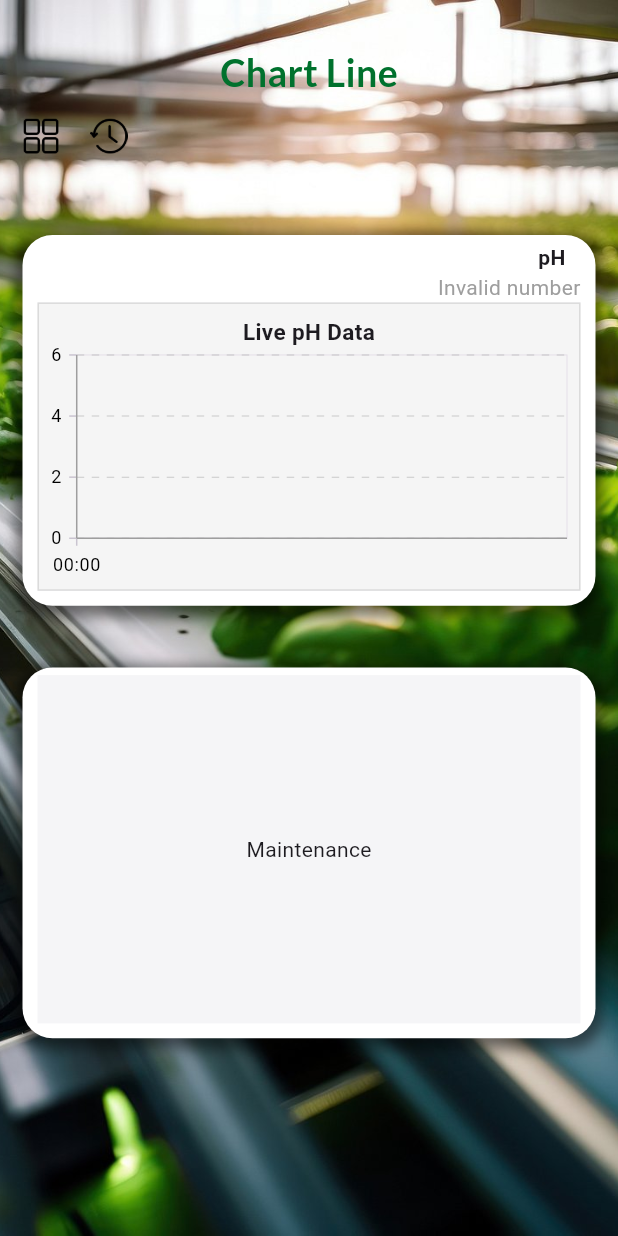
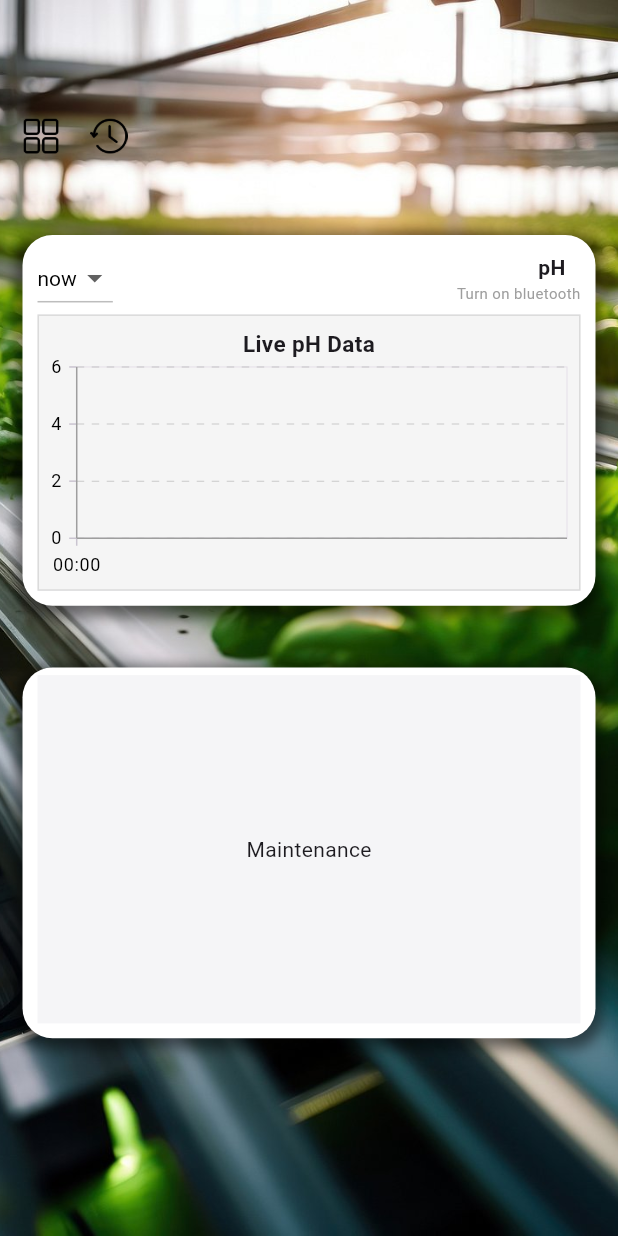
Before and after one commit to Marato01/HydroB_UAT, a Flutter app: the ChartLineScreen screen opened directly, on a phone screen of 412 x 824 dp. Run offline on Flutter 3.47's test engine with Material 3 defaults, Android fonts, the phone set to English and light mode, and no system bars; our stand-ins replace animated_notch_bottom_bar, cherry_toast, device_info_plus, geolocator, hive_flutter, image_picker and 4 more; missing offline and left inert: appinio_animated_toggle_tab, flutter_reactive_ble, khmer_fonts, qr_code_scanner, riff_switch; accounts and stored records are empty; generated files the repository leaves out were written again.

Commit message:
add select period

```diff
--- a/lib/views/deskboard_screen/button_navigation_bar/home_screen/chart_line/chart_line_screen.dart
+++ b/lib/views/deskboard_screen/button_navigation_bar/home_screen/chart_line/chart_line_screen.dart
@@ -14,6 +14,9 @@ class ChartLineScreen extends StatefulWidget {
 }
 
 class _ChartLineScreenState extends State<ChartLineScreen> {
+
+  String dropdownValue = 'one';
+
   @override
   Widget build(BuildContext context) {
     final heightsize = SizedBox(height: MediaQuery.of(context).size.height * 0.05);
@@ -36,7 +39,7 @@ class _ChartLineScreenState extends State<ChartLineScreen> {
             children: [
               Center(
                 child: Text(
-                  'Chart Line',
+                  '',
                   style: TextStyle(
                       color: Color(0xFFFF00712D),
                       fontSize: 25,
@@ -99,14 +102,55 @@ class _ChartLineScreenState extends State<ChartLineScreen> {
                   ],
                 ),
                 child: Column(
+                  children: [
+                    Row(
+                      mainAxisAlignment: MainAxisAlignment.spaceBetween,
+                      children: [
+
+                       DropdownButton<String>(
+                         value: dropdownValue,
+                         icon: const Icon(Icons.arrow_drop_down),
+                         style: const TextStyle(color: Colors.black),
+                         underline: Container(
+                           height: 1,
+                           color: Colors.black26,
+                         ),
+                         onChanged: (String? newValue){
+                           setState(() {
+                             dropdownValue = newValue!;
+
+                             if (dropdownValue == 'one') {
+                               print("now");
+                             } else if (dropdownValue == 'two') {
+                               print("3h");
+                             } else if (dropdownValue == 'three'){
+                               print("1d");
+                             }
+                           });
+                         },
+
+                         items: const[
+                           DropdownMenuItem<String>(
+                             value: 'one',
+                               child: Text('now')),
+
+                           DropdownMenuItem<String>(
+                               value: 'two',
+                               child: Text('3h')),
+
+                           DropdownMenuItem<String>(
+                               value: 'three',
+                               child: Text('1d')),
+                         ],
+                       ),
+
+                        Column(
                           crossAxisAlignment: CrossAxisAlignment.end,
                           children: [
-
                             Padding(
                               padding: const EdgeInsets.only(right: 10.0),
                               child: Text('pH', style: TextStyle(fontWeight: FontWeight.bold),),
                             ),
-
                             Consumer<BLEProvider>(
                               builder: (context, bleProvider, child) {
                                 final number = bleProvider.latestNumber;
@@ -119,20 +163,24 @@ class _ChartLineScreenState extends State<ChartLineScreen> {
                                   } else if (number > 7) {
                                     return Text(
                                       "${number.toString()} ALKALINE",
-                              style: TextStyle(color: Colors.green),
+                                      style: TextStyle(color: Colors.deepPurpleAccent),
                                     );
                                   } else if (number == 7) {
                                     return Text(
                                       "${number.toString()} NEUTRAL",
-                              style: TextStyle(color: Colors.blue),
+                                      style: TextStyle(color: Colors.green),
                                     );
                                   }
                                 }
                                 return Text(
-                          "Invalid number",
-                          style: TextStyle(color: Colors.grey),
+                                  "Turn on bluetooth",
+                                  style: TextStyle(color: Colors.grey, fontSize: 10),
                                 );
                               },
+                            ),
+                          ],
+                        )
+                      ],
                     ),
 
                     Expanded(child: LinechartPH()),
```
Lines whose indentation alone changed are shown as unchanged.
